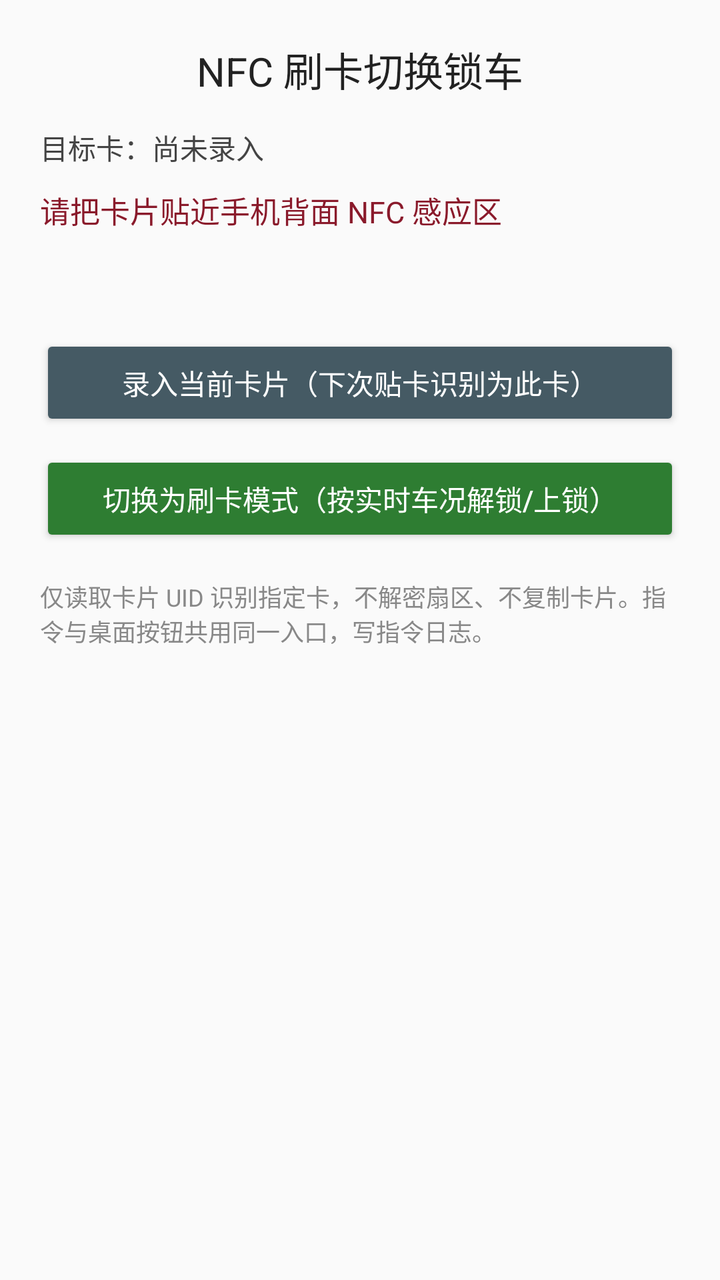
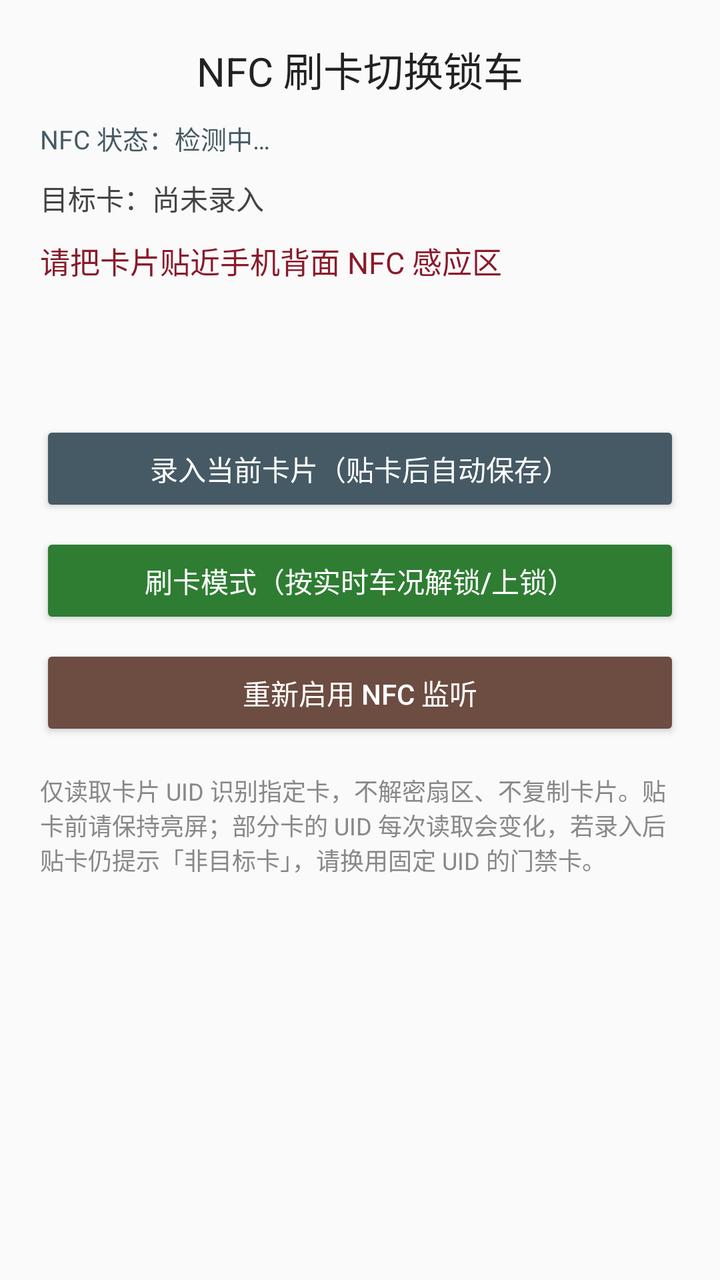

Two renders of the same Android screen: before a commit and after it. Below are the layout's source before the change and the commit's diff.
<!-- AndroidManifest.xml: application theme AppTheme -->
<!-- res/layout/activity_nfc_card.xml -->
<?xml version="1.0" encoding="utf-8"?>
<LinearLayout xmlns:android="http://schemas.android.com/apk/res/android"
    android:layout_width="match_parent" android:layout_height="match_parent"
    android:orientation="vertical" android:padding="20dp" android:background="#FAFAFA">

    <TextView android:layout_width="match_parent" android:layout_height="wrap_content"
        android:text="NFC 刷卡切换锁车" android:textSize="20sp" android:textColor="#222222"
        android:gravity="center" android:paddingBottom="14dp" />

    <TextView android:id="@+id/tv_nfc_uid"
        android:layout_width="match_parent" android:layout_height="wrap_content"
        android:text="目标卡：尚未录入" android:textSize="14sp" android:textColor="#444444"
        android:paddingBottom="10dp" />

    <TextView android:id="@+id/tv_nfc_status"
        android:layout_width="match_parent" android:layout_height="wrap_content"
        android:text="请把卡片贴近手机背面 NFC 感应区" android:textSize="15sp" android:textColor="#8A1A2B"
        android:minLines="3" android:paddingBottom="16dp" />

    <Button android:id="@+id/btn_nfc_enroll"
        android:layout_width="match_parent" android:layout_height="wrap_content"
        android:text="录入当前卡片（下次贴卡识别为此卡）"
        android:textSize="14sp" android:backgroundTint="#455A64" android:textColor="#FFFFFF" />

    <Button android:id="@+id/btn_nfc_switch_mode"
        android:layout_width="match_parent" android:layout_height="wrap_content"
        android:text="切换为刷卡模式（按实时车况解锁/上锁）"
        android:textSize="14sp" android:layout_marginTop="10dp"
        android:backgroundTint="#2E7D32" android:textColor="#FFFFFF" />

    <TextView android:layout_width="match_parent" android:layout_height="wrap_content"
        android:text="仅读取卡片 UID 识别指定卡，不解密扇区、不复制卡片。指令与桌面按钮共用同一入口，写指令日志。"
        android:textColor="#888888" android:textSize="12sp" android:layout_marginTop="16dp" />
</LinearLayout>
<!-- resources referenced by this layout -->
<resources>
  <style name="AppTheme" parent="android:Theme.Material.Light.NoActionBar">
          <item name="android:colorAccent">#D32F2F</item>
      </style>
</resources>

<!-- the commit's change to res/layout/activity_nfc_card.xml (unified diff, before → after) -->
@@ -5,7 +5,12 @@
 
     <TextView android:layout_width="match_parent" android:layout_height="wrap_content"
         android:text="NFC 刷卡切换锁车" android:textSize="20sp" android:textColor="#222222"
-        android:gravity="center" android:paddingBottom="14dp" />
+        android:gravity="center" android:paddingBottom="10dp" />
+
+    <TextView android:id="@+id/tv_nfc_state"
+        android:layout_width="match_parent" android:layout_height="wrap_content"
+        android:text="NFC 状态：检测中…" android:textSize="13sp" android:textColor="#455A64"
+        android:paddingBottom="10dp" />
 
     <TextView android:id="@+id/tv_nfc_uid"
         android:layout_width="match_parent" android:layout_height="wrap_content"
@@ -15,20 +20,26 @@
     <TextView android:id="@+id/tv_nfc_status"
         android:layout_width="match_parent" android:layout_height="wrap_content"
         android:text="请把卡片贴近手机背面 NFC 感应区" android:textSize="15sp" android:textColor="#8A1A2B"
-        android:minLines="3" android:paddingBottom="16dp" />
+        android:minLines="4" android:paddingBottom="16dp" />
 
     <Button android:id="@+id/btn_nfc_enroll"
         android:layout_width="match_parent" android:layout_height="wrap_content"
-        android:text="录入当前卡片（下次贴卡识别为此卡）"
+        android:text="录入当前卡片（贴卡后自动保存）"
         android:textSize="14sp" android:backgroundTint="#455A64" android:textColor="#FFFFFF" />
 
     <Button android:id="@+id/btn_nfc_switch_mode"
         android:layout_width="match_parent" android:layout_height="wrap_content"
-        android:text="切换为刷卡模式（按实时车况解锁/上锁）"
-        android:textSize="14sp" android:layout_marginTop="10dp"
+        android:text="刷卡模式（按实时车况解锁/上锁）"
+        android:textSize="14sp" android:layout_marginTop="8dp"
         android:backgroundTint="#2E7D32" android:textColor="#FFFFFF" />
 
+    <Button android:id="@+id/btn_nfc_retry"
+        android:layout_width="match_parent" android:layout_height="wrap_content"
+        android:text="重新启用 NFC 监听"
+        android:textSize="14sp" android:layout_marginTop="8dp"
+        android:backgroundTint="#6D4C41" android:textColor="#FFFFFF" />
+
     <TextView android:layout_width="match_parent" android:layout_height="wrap_content"
-        android:text="仅读取卡片 UID 识别指定卡，不解密扇区、不复制卡片。指令与桌面按钮共用同一入口，写指令日志。"
+        android:text="仅读取卡片 UID 识别指定卡，不解密扇区、不复制卡片。贴卡前请保持亮屏；部分卡的 UID 每次读取会变化，若录入后贴卡仍提示「非目标卡」，请换用固定 UID 的门禁卡。"
         android:textColor="#888888" android:textSize="12sp" android:layout_marginTop="16dp" />
 </LinearLayout>
